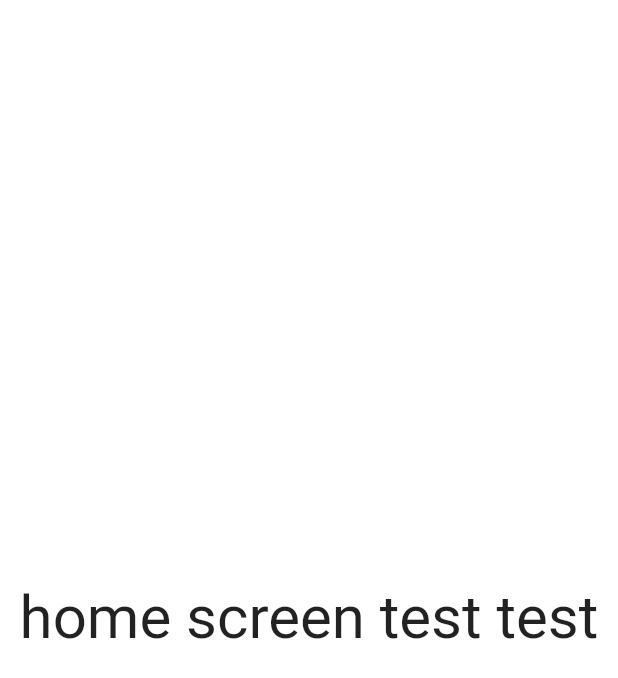
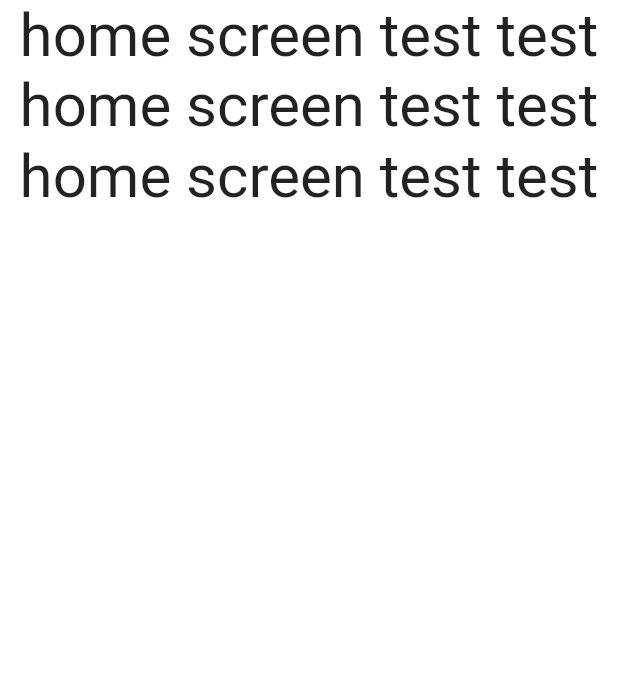
Before and after one commit to riqi3/StreamingApp, a Flutter app: the HomeScreen screen opened by its route, on a phone screen of 412 x 824 dp. Shown: the top 678 px of the screen. Run offline on Flutter 3.47's test engine with Material 2 defaults, Android fonts, the phone set to English and light mode, and no system bars; our stand-ins replace gradient_borders, outline_gradient_button, smooth_page_indicator.

Commit message:
test commit for homescreen

```diff
--- a/streaming_app/lib/pages/HomeScreen.dart
+++ b/streaming_app/lib/pages/HomeScreen.dart
@@ -6,12 +6,28 @@ class HomeScreen extends StatelessWidget {
   @override
   Widget build(BuildContext context) {
     return Scaffold(
-      body:  Center(
-      child: Text(
-        'home screen test test',
-        style: TextStyle(fontSize: 40),
+      body:  Column(
+        children: [
+          Center(
+          child: Text(
+            'home screen test test',
+            style: TextStyle(fontSize: 40),
+          ),
+    ),
+    Center(
+          child: Text(
+            'home screen test test',
+            style: TextStyle(fontSize: 40),
+          ),
+    ),
+    Center(
+          child: Text(
+            'home screen test test',
+            style: TextStyle(fontSize: 40),
+          ),
+    ),
+        ],
       ),
-    ),
     );
   }
 }
```
